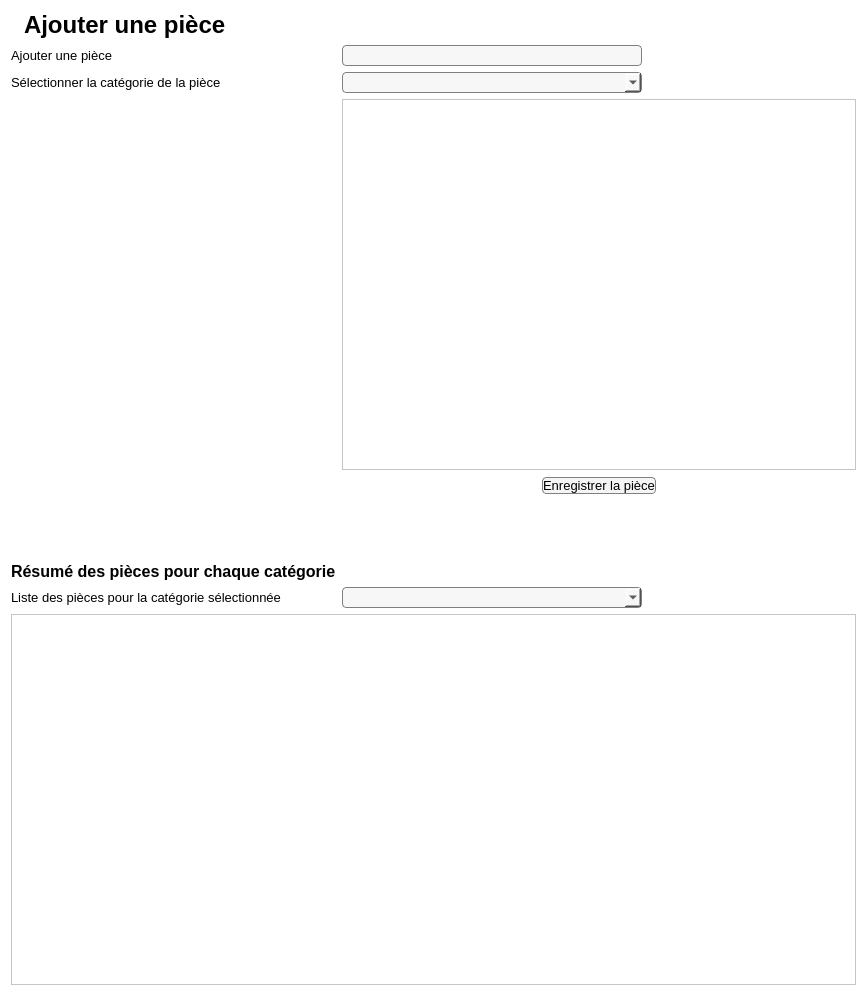
The window that Interface/FenetresEnUI/Piece.ui (ProjetPC2/SIMM2.0-DEV) describes before a commit, drawn with Qt 5.
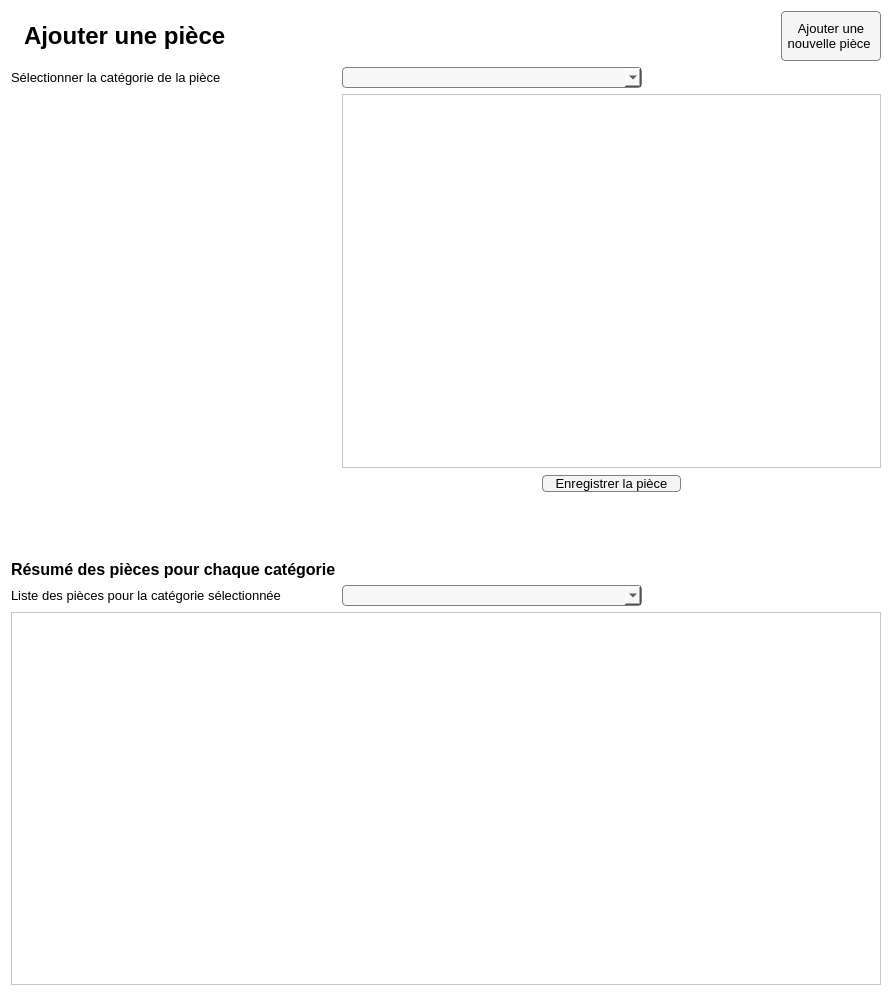
The same window after the commit. Icons and pictures are not drawn.

What changed in the file:
```diff
--- a/Interface/FenetresEnUI/Piece.ui
+++ b/Interface/FenetresEnUI/Piece.ui
@@ -6,7 +6,7 @@
    <rect>
     <x>0</x>
     <y>0</y>
-    <width>817</width>
+    <width>892</width>
     <height>996</height>
    </rect>
   </property>
@@ -17,7 +17,7 @@
    <string notr="true">background:white;</string>
   </property>
   <layout class="QGridLayout" name="gridLayout">
-   <item row="4" column="1">
+   <item row="3" column="1">
     <layout class="QHBoxLayout" name="horizontalLayout">
      <item>
       <spacer name="horizontalSpacer_2">
@@ -36,7 +36,7 @@
       </spacer>
      </item>
      <item>
-      <widget class="QPushButton" name="pushButton">
+      <widget class="QPushButton" name="pushButtonEnregistreePiece">
        <property name="sizePolicy">
         <sizepolicy hsizetype="Minimum" vsizetype="Fixed">
          <horstretch>0</horstretch>
@@ -100,8 +100,8 @@
      </item>
     </layout>
    </item>
-   <item row="6" column="0">
-    <widget class="QLabel" name="label_4">
+   <item row="5" column="0">
+    <widget class="QLabel" name="labelResumePiece">
      <property name="font">
       <font>
        <pointsize>12</pointsize>
@@ -114,8 +114,8 @@
      </property>
     </widget>
    </item>
-   <item row="8" column="0" colspan="2">
-    <widget class="QListView" name="listViewPieceCategorie">
+   <item row="7" column="0" colspan="2">
+    <widget class="QListView" name="listViewResume">
      <property name="font">
       <font>
        <family>MS Shell Dlg 2</family>
@@ -124,20 +124,8 @@
      </property>
     </widget>
    </item>
-   <item row="1" column="0">
-    <widget class="QLabel" name="label">
-     <property name="font">
-      <font>
-       <pointsize>10</pointsize>
-      </font>
-     </property>
-     <property name="text">
-      <string>Ajouter une pièce</string>
-     </property>
-    </widget>
-   </item>
-   <item row="2" column="1">
-    <widget class="QComboBox" name="comboBox">
+   <item row="1" column="1">
+    <widget class="QComboBox" name="comboBoxSelectionCategorie">
      <property name="maximumSize">
       <size>
        <width>300</width>
@@ -161,7 +149,7 @@
      </property>
     </widget>
    </item>
-   <item row="7" column="0">
+   <item row="6" column="0">
     <widget class="QLabel" name="labelCategorieSelectionnee">
      <property name="font">
       <font>
@@ -173,7 +161,7 @@
      </property>
     </widget>
    </item>
-   <item row="7" column="1">
+   <item row="6" column="1">
     <widget class="QComboBox" name="comboBoxCategorieSelectionnee">
      <property name="maximumSize">
       <size>
@@ -199,6 +187,18 @@
      </property>
     </widget>
    </item>
+   <item row="1" column="0">
+    <widget class="QLabel" name="labelSelectionCategorie">
+     <property name="font">
+      <font>
+       <pointsize>10</pointsize>
+      </font>
+     </property>
+     <property name="text">
+      <string>Sélectionner la catégorie de la pièce</string>
+     </property>
+    </widget>
+   </item>
    <item row="0" column="0" colspan="2">
     <layout class="QHBoxLayout" name="titreLayout">
      <item>
@@ -253,48 +253,52 @@
        </property>
       </spacer>
      </item>
-    </layout>
-   </item>
-   <item row="2" column="0">
-    <widget class="QLabel" name="label_2">
-     <property name="font">
-      <font>
-       <pointsize>10</pointsize>
-      </font>
-     </property>
-     <property name="text">
-      <string>Sélectionner la catégorie de la pièce</string>
-     </property>
-    </widget>
-   </item>
-   <item row="1" column="1">
-    <widget class="QLineEdit" name="lineEdit">
-     <property name="maximumSize">
-      <size>
-       <width>300</width>
-       <height>16777215</height>
-      </size>
-     </property>
-     <property name="font">
-      <font>
-       <pointsize>10</pointsize>
-      </font>
-     </property>
-     <property name="styleSheet">
-      <string notr="true">QLineEdit
-{
-padding: 1px;
+     <item>
+      <widget class="QPushButton" name="pushButton">
+       <property name="minimumSize">
+        <size>
+         <width>100</width>
+         <height>50</height>
+        </size>
+       </property>
+       <property name="font">
+        <font>
+         <pointsize>10</pointsize>
+        </font>
+       </property>
+       <property name="cursor">
+        <cursorShape>PointingHandCursor</cursorShape>
+       </property>
+       <property name="styleSheet">
+        <string notr="true">QPushButton {
+color: black;
+background-color:rgb(245, 245, 245);
+border-width: 1px;
+border-color: grey;
 border-style: solid;
-border: 1px solid gray;
 border-radius: 4px;
-background:rgb(247,247,247);
-color: black
-}</string>
-     </property>
-    </widget>
+
+}
+
+QPushButton:hover {
+background-color: qlineargradient(x1: 0, y1: 1, x2: 0, y2: 0, stop: 0 #edf2f8, stop: 1 #c8d9ea);
+}
+
+QPushButton:pressed {
+background-color: rgb(193, 213, 243);
+}
+</string>
+       </property>
+       <property name="text">
+        <string>Ajouter une
+nouvelle pièce </string>
+       </property>
+      </widget>
+     </item>
+    </layout>
    </item>
-   <item row="3" column="1">
-    <widget class="QListView" name="listView">
+   <item row="2" column="1">
+    <widget class="QListView" name="listViewCategoriePiece">
      <property name="font">
       <font>
        <family>MS Shell Dlg 2</family>
@@ -303,7 +307,7 @@
      </property>
     </widget>
    </item>
-   <item row="5" column="0">
+   <item row="4" column="0">
     <spacer name="verticalSpacer">
      <property name="orientation">
       <enum>Qt::Vertical</enum>
```
